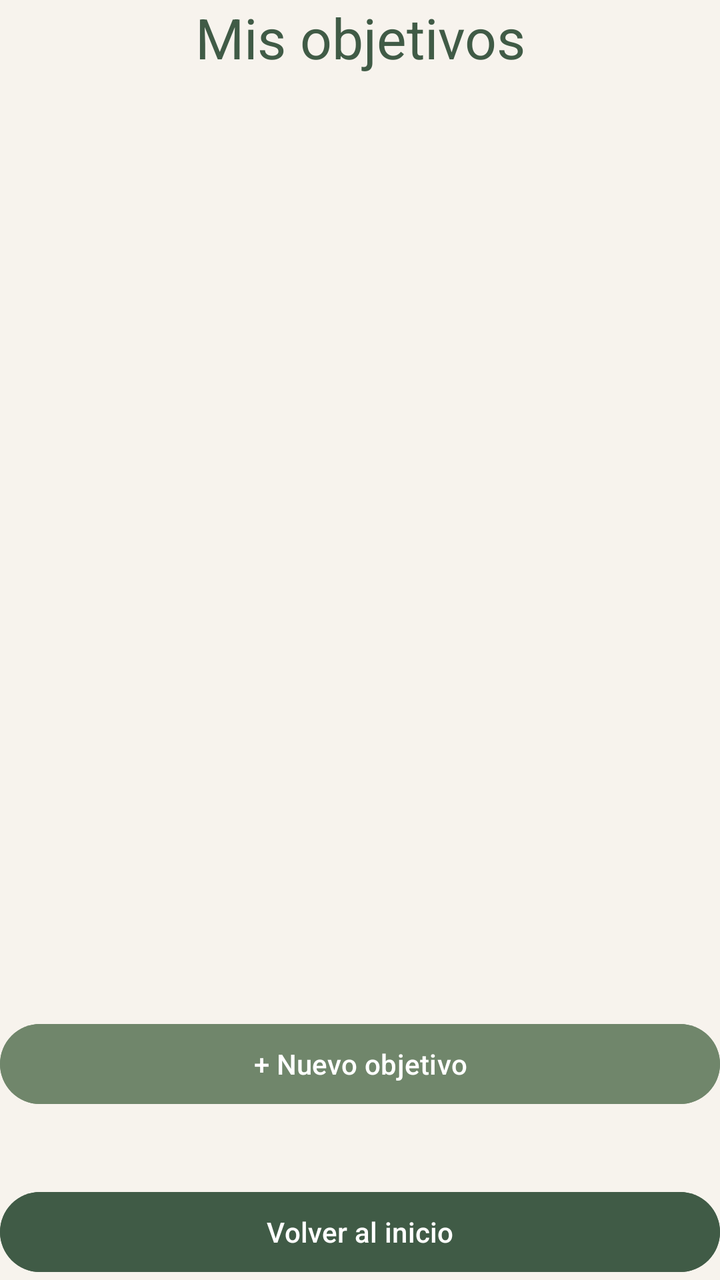
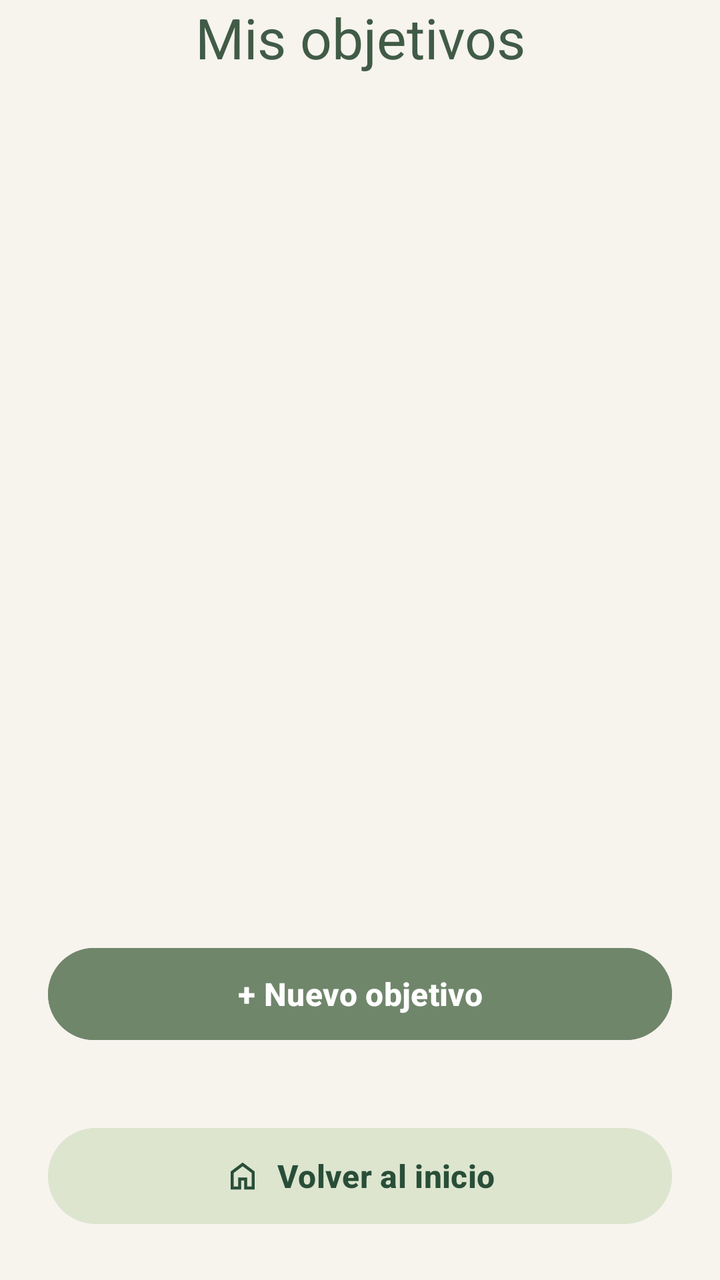

An Android layout rendered at two revisions. The XML below is the earlier revision; the diff shows what the commit changed to produce the second picture.
<!-- AndroidManifest.xml: application theme Theme.MiImpulso -->
<!-- res/layout/activity_objetivos.xml -->
<?xml version="1.0" encoding="utf-8"?>
<LinearLayout
    xmlns:android="http://schemas.android.com/apk/res/android"
    android:id="@+id/main"
    android:layout_width="match_parent"
    android:layout_height="match_parent"
    android:orientation="vertical"
    android:gravity="center"
    android:background="@color/impulso_fondo">

    <TextView
        android:id="@+id/txtCategoria"
        android:layout_width="match_parent"
        android:layout_height="wrap_content"
        android:text="Mis objetivos"
        android:textSize="28dp"
        android:textColor="@color/impulso_verde"
        android:gravity="center"/>

   

    <androidx.recyclerview.widget.RecyclerView
        android:id="@+id/recyclerObjetivos"
        android:layout_width="match_parent"
        android:layout_height="0dp"
        android:layout_weight="1"
        android:layout_marginTop="20dp"
        android:clipToPadding="false"
        android:padding="8dp"/>

    <Button
        android:id="@+id/btnNuevoObjetivo"
        android:layout_width="match_parent"
        android:layout_height="wrap_content"
        android:text="+ Nuevo objetivo"
        android:textColor="@color/impulso_blanco"
        android:backgroundTint="@color/impulso_estudios"
        android:layout_marginTop="12dp"
        android:layout_marginBottom="12dp"/>

    <Button
        android:id="@+id/btnVolver"
        android:layout_width="match_parent"
        android:layout_height="wrap_content"
        android:text="Volver al inicio"
        android:textColor="@color/impulso_blanco"
        android:backgroundTint="@color/impulso_verde"
        android:layout_marginTop="24dp"/>

</LinearLayout>
<!-- resources referenced by this layout -->
<resources>
  <color name="impulso_blanco">#FFFFFFFF</color>
  <color name="impulso_estudios">#70866B</color>
  <color name="impulso_fondo">#F7F3ED</color>
  <color name="impulso_verde">#405B46</color>
  <style name="Theme.MiImpulso" parent="Base.Theme.MiImpulso" />
  <style name="Base.Theme.MiImpulso" parent="Theme.Material3.DayNight.NoActionBar">
          
          
      </style>
</resources>

<!-- the commit's change to res/layout/activity_objetivos.xml (unified diff, before → after) -->
@@ -1,6 +1,6 @@
 <?xml version="1.0" encoding="utf-8"?>
-<LinearLayout
-    xmlns:android="http://schemas.android.com/apk/res/android"
+<LinearLayout xmlns:android="http://schemas.android.com/apk/res/android"
+    xmlns:app="http://schemas.android.com/apk/res-auto"
     android:id="@+id/main"
     android:layout_width="match_parent"
     android:layout_height="match_parent"
@@ -31,20 +31,35 @@
     <Button
         android:id="@+id/btnNuevoObjetivo"
         android:layout_width="match_parent"
-        android:layout_height="wrap_content"
+        android:layout_height="54dp"
+        android:layout_marginStart="24dp"
+        android:layout_marginEnd="24dp"
+        android:textAllCaps="false"
+        android:textSize="16dp"
+        android:textStyle="bold"
         android:text="+ Nuevo objetivo"
         android:textColor="@color/impulso_blanco"
         android:backgroundTint="@color/impulso_estudios"
         android:layout_marginTop="12dp"
         android:layout_marginBottom="12dp"/>
 
-    <Button
+    <com.google.android.material.button.MaterialButton
         android:id="@+id/btnVolver"
         android:layout_width="match_parent"
-        android:layout_height="wrap_content"
+        android:layout_height="56dp"
+        android:layout_marginStart="24dp"
+        android:layout_marginEnd="24dp"
+        android:textAllCaps="false"
+        android:textSize="16dp"
+        android:textStyle="bold"
         android:text="Volver al inicio"
-        android:textColor="@color/impulso_blanco"
-        android:backgroundTint="@color/impulso_verde"
-        android:layout_marginTop="24dp"/>
+        android:textColor="@color/impulso_texto_estudios"
+        android:backgroundTint="@color/impulso_icono_estudios"
+        android:layout_marginTop="24dp"
+        android:layout_marginBottom="24dp"
+        app:icon="@drawable/ic_home"
+        app:iconTint="@color/impulso_texto_estudios"
+        app:iconPadding="8dp"
+        app:iconGravity="textStart"/>
 
 </LinearLayout>
<!-- resource entries referenced after the edit -->
@@ -3,7 +3,15 @@
   <color name="impulso_blanco">#FFFFFFFF</color>
   <color name="impulso_estudios">#70866B</color>
   <color name="impulso_fondo">#F7F3ED</color>
+  <color name="impulso_icono_estudios">#DDE5CF</color>
+  <color name="impulso_texto_estudios">#294E38</color>
   <color name="impulso_verde">#405B46</color>
+  <!-- drawable ic_home (drawable) -->
+  <vector xmlns:android="http://schemas.android.com/apk/res/android" android:height="24dp" android:tint="#000000" android:viewportHeight="960" android:viewportWidth="960" android:width="24dp">
+        
+      <path android:fillColor="@android:color/white" android:pathData="M240,760L360,760L360,520L600,520L600,760L720,760L720,400L480,220L240,400L240,760ZM160,840L160,360L480,120L800,360L800,840L520,840L520,600L440,600L440,840L160,840ZM480,490L480,490L480,490L480,490L480,490L480,490L480,490L480,490L480,490Z"/>
+      
+  </vector>
   <style name="Theme.MiImpulso" parent="Base.Theme.MiImpulso" />
   <style name="Base.Theme.MiImpulso" parent="Theme.Material3.DayNight.NoActionBar">
           
